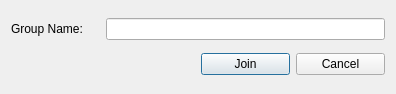
The window that FinalProject_Messenger/dialog_join_group.ui (Behdad-AVI-203/Messenger_CodeX_11) describes before a commit, drawn with Qt 5.
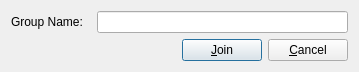
The same window after the commit.

What changed in the file:
```diff
--- a/FinalProject_Messenger/dialog_join_group.ui
+++ b/FinalProject_Messenger/dialog_join_group.ui
@@ -6,8 +6,8 @@
    <rect>
     <x>0</x>
     <y>0</y>
-    <width>396</width>
-    <height>94</height>
+    <width>359</width>
+    <height>72</height>
    </rect>
   </property>
   <property name="windowTitle">
@@ -17,14 +17,17 @@
    <item row="1" column="2">
     <widget class="QPushButton" name="pushButton_join">
      <property name="text">
-      <string>Join</string>
+      <string>&amp;Join</string>
      </property>
     </widget>
    </item>
    <item row="1" column="3">
     <widget class="QPushButton" name="pushButton_cancel">
      <property name="text">
-      <string>Cancel</string>
+      <string>&amp;Cancel</string>
+     </property>
+     <property name="autoDefault">
+      <bool>false</bool>
      </property>
     </widget>
    </item>
```
Left out of the diff: 5 changed lines with no effect on the pictures.
